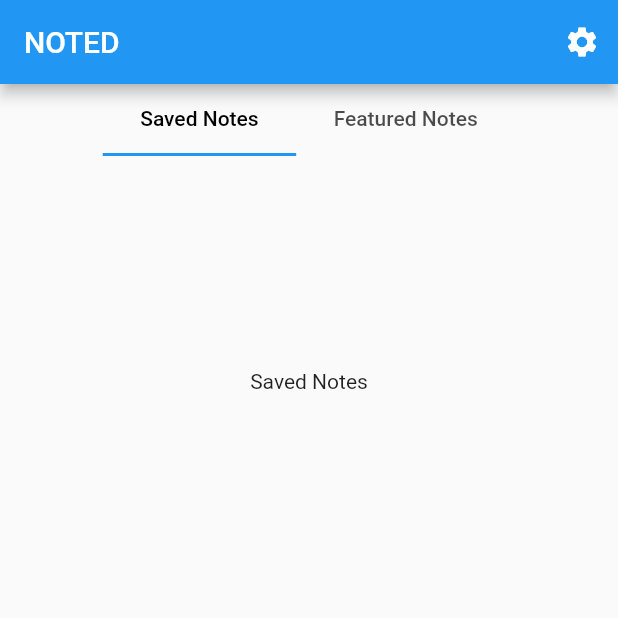
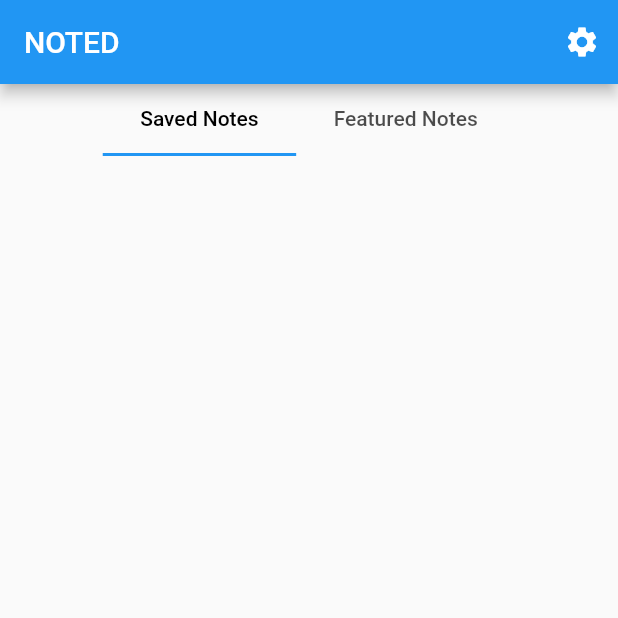
Before and after one commit to evantimms/Oak, a Flutter app: the screen it shows after launch, on a phone screen of 412 x 824 dp, the top half of it. Run offline on Flutter 3.47's test engine with Material 2 defaults, Android fonts, the phone set to English and light mode, and no system bars.

```diff
--- a/lib/screens/NotesScreen.dart
+++ b/lib/screens/NotesScreen.dart
@@ -32,10 +32,16 @@ class _NotesScreenState extends State<NotesScreen> with TickerProviderStateMixin
               height: 300.0,
               child: TabBarView(
                 children: <Widget>[
-                  Center(
-                    child: Text(
-                      "Saved Notes"
-                    ),
+                  ListView(
+                    children: <Widget>[
+                      Row(
+                        children: <Widget>[
+                          Card(
+                          ),
+                          Card(),
+                        ],
+                      )
+                    ]
                   ),
                   Center(
                     child: Text(
```
